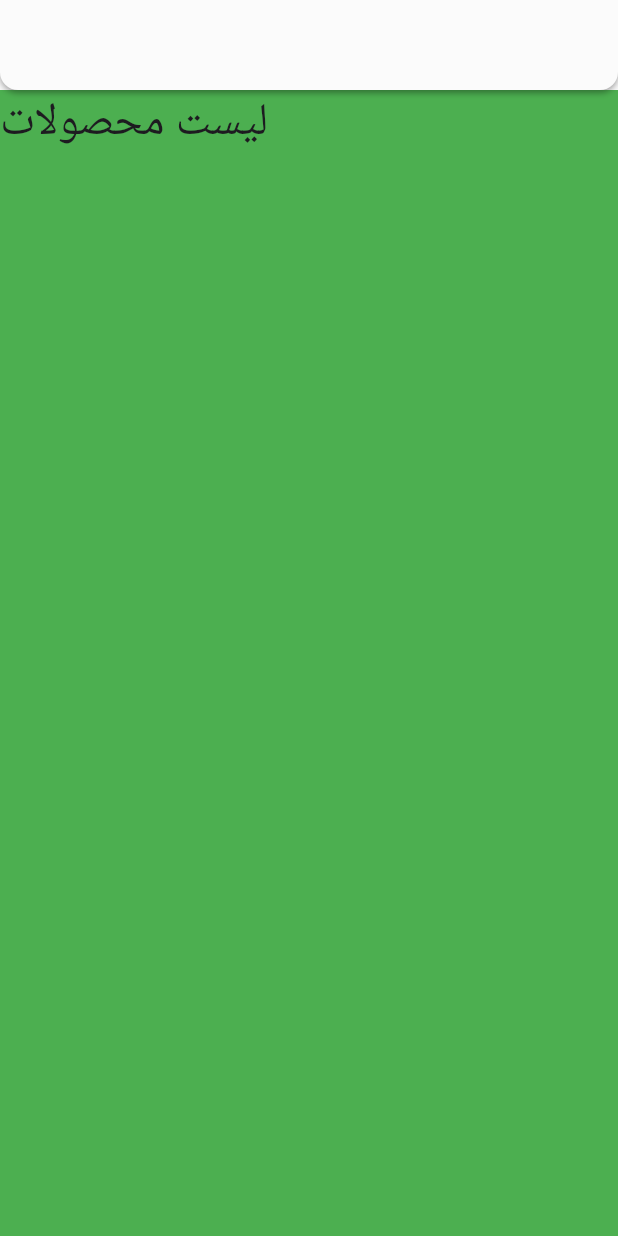
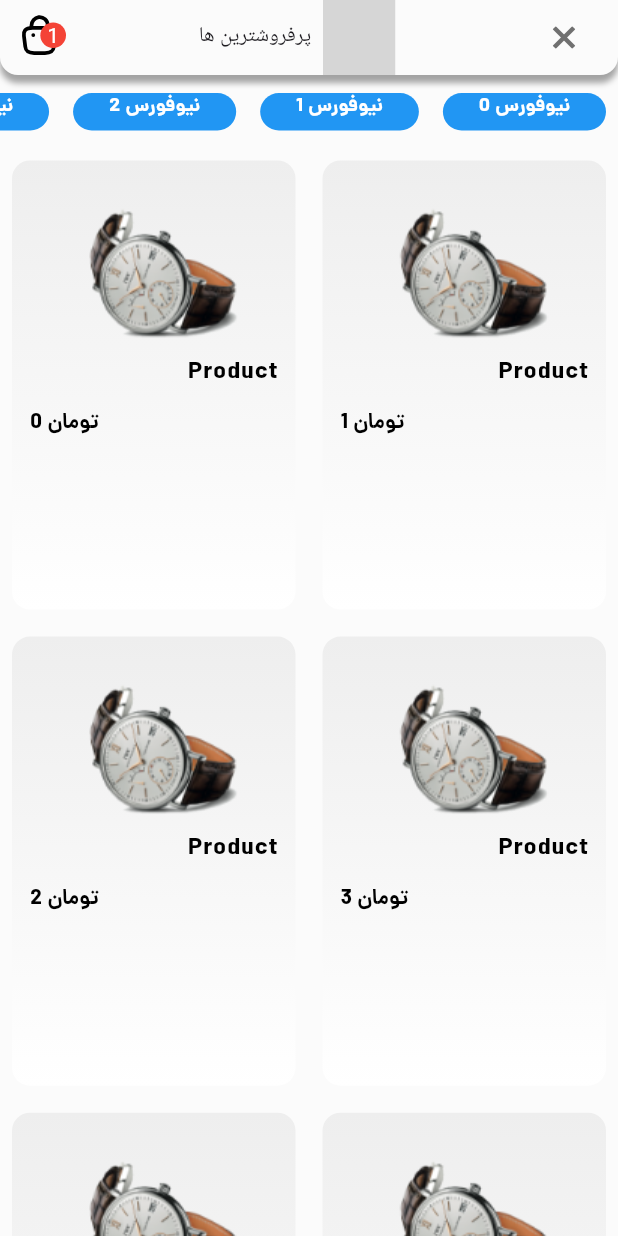
Before and after one commit to MrNIMA87/Watch_Store, a Flutter app: the screen it shows after launch, on a phone screen of 412 x 824 dp. Run offline on Flutter 3.47's test engine with Material 3 defaults, Android fonts, the phone set to English and light mode, and no system bars; our stand-ins replace carousel_slider, flutter_svg; project files that could hold a hidden picture were left out; grey boxes are pictures that could not be loaded.

Commit message:
product list screen2

```diff
--- a/lib/components/text_style.dart
+++ b/lib/components/text_style.dart
@@ -9,6 +9,11 @@ class LightAppTextStyle {
     fontFamily: FontFamily.dana,
     fontSize: 14,
     color: LightAppColors.title,
+  );
+  static const TextStyle tagTitle = TextStyle(
+    fontFamily: FontFamily.dana,
+    fontSize: 13,
+    color: Colors.white,
   );
   static const TextStyle productTitle = TextStyle(
     fontFamily: FontFamily.dana,
--- a/lib/gen/assets.gen.dart
+++ b/lib/gen/assets.gen.dart
@@ -61,11 +61,11 @@ class $AssetsImagesSvgGen {
   /// File path: assets/images/svg/back.svg
   String get back => 'assets/images/svg/back.svg';
 
-  /// File path: assets/images/svg/basket.svg
-  String get basket => 'assets/images/svg/basket.svg';
-
   /// File path: assets/images/svg/cancelled.svg
   String get cancelled => 'assets/images/svg/cancelled.svg';
+
+  /// File path: assets/images/svg/cart.svg
+  String get cart => 'assets/images/svg/cart.svg';
 
   /// File path: assets/images/svg/clasic.svg
   String get clasic => 'assets/images/svg/clasic.svg';
@@ -128,8 +128,8 @@ class $AssetsImagesSvgGen {
   List<String> get values => [
         avatar,
         back,
-        basket,
         cancelled,
+        cart,
         clasic,
         close,
         delete,
--- a/lib/main.dart
+++ b/lib/main.dart
@@ -1,12 +1,19 @@
 import 'package:flutter/material.dart';
+import 'package:flutter/services.dart';
 import 'package:flutter_svg/flutter_svg.dart';
 import 'package:watch_store/components/theme.dart';
 import 'package:watch_store/route/names.dart';
 import 'package:watch_store/route/route.dart';
 import 'package:watch_store/screens/product_list_screen.dart';
 
-
 void main() {
+  SystemChrome.setSystemUIOverlayStyle(const SystemUiOverlayStyle(
+    statusBarBrightness: Brightness.light,
+    statusBarColor: Colors.white,
+    statusBarIconBrightness: Brightness.dark,
+    systemNavigationBarIconBrightness: Brightness.dark,
+    systemNavigationBarColor: Colors.white,
+  ));
   runApp(const MyApp());
 }
 
@@ -23,7 +30,7 @@ class MyApp extends StatelessWidget {
       // home:  GetOtpScreen(),
       initialRoute: ScreenNames.root,
       // routes: routes,
-    home: ProductListScreen(),
+      home: const ProductListScreen(),
     );
   }
 }
--- a/lib/screens/mainScreens/main_screen.dart
+++ b/lib/screens/mainScreens/main_screen.dart
@@ -107,7 +107,7 @@ class _MainScreenState extends State<MainScreen> {
                     ),
                     //basket
                     BtmNavItem(
-                      iconSvgPath: Assets.images.svg.basket,
+                      iconSvgPath: Assets.images.svg.cart,
                       text: 'سبد خرید',
                       isActive: selectedIndex == BtmNavScreenIndex.basket,
                       onTap: () =>
--- a/lib/screens/product_list_screen.dart
+++ b/lib/screens/product_list_screen.dart
@@ -1,10 +1,12 @@
-import 'package:flutter/cupertino.dart';
 import 'package:flutter/material.dart';
-import 'package:flutter_svg/flutter_svg.dart';
+import 'package:flutter_svg/svg.dart';
 import 'package:watch_store/components/extension.dart';
-import 'package:watch_store/gen/assets.gen.dart';
+import 'package:watch_store/components/text_style.dart';
 import 'package:watch_store/resource/colors.dart';
 import 'package:watch_store/resource/dimens.dart';
+import 'package:watch_store/widgets/product_item.dart';
+
+import '../gen/assets.gen.dart';
 
 class ProductListScreen extends StatelessWidget {
   const ProductListScreen({super.key});
@@ -17,13 +19,12 @@ class ProductListScreen extends StatelessWidget {
           child: Row(
             mainAxisAlignment: MainAxisAlignment.spaceBetween,
             children: [
-              AppDimens.small.width,
-              const Icon(CupertinoIcons.cart),
+              const CartBadge(
+                count: 1,
+              ),
               Row(
                 children: [
-                  const Text(
-                    'پر فروش ترین ها',
-                  ),
+                  const Text("پرفروشترین ها"),
                   AppDimens.small.width,
                   SvgPicture.asset(Assets.images.svg.sort),
                 ],
@@ -32,18 +33,11 @@ class ProductListScreen extends StatelessWidget {
                 onPressed: () {},
                 icon: SvgPicture.asset(Assets.images.svg.close),
               ),
-              AppDimens.small.width,
             ],
           ),
         ),
-        body: Container(
-          color: Colors.green,
-          height: double.infinity,
-          width: double.infinity,
-          child: const Text(
-            "لیست محصولات",
-            style: TextStyle(fontSize: 30),
-          ),
+        body: const Column(
+          children: [TagList(), ProductGridView()],
         ),
       ),
     );
@@ -52,7 +46,6 @@ class ProductListScreen extends StatelessWidget {
 
 class CustomAppBar extends StatelessWidget implements PreferredSize {
   const CustomAppBar({super.key, required this.child});
-
   @override
   final Widget child;
   @override
@@ -60,22 +53,118 @@ class CustomAppBar extends StatelessWidget implements PreferredSize {
     return PreferredSize(
       preferredSize: preferredSize,
       child: Container(
+        padding: const EdgeInsets.symmetric(horizontal: AppDimens.medium),
         height: preferredSize.height,
         decoration: const BoxDecoration(
-            color: LightAppColors.appBar,
-            borderRadius: BorderRadius.only(
-                bottomLeft: Radius.circular(AppDimens.medium),
-                bottomRight: Radius.circular(AppDimens.medium)),
-            boxShadow: [
-              BoxShadow(
-                  color: LightAppColors.shadow,
-                  offset: Offset(0, 2),
-                  blurRadius: 3)
-            ]),
+          color: LightAppColors.appBar,
+          borderRadius: BorderRadius.only(
+            bottomLeft: Radius.circular(AppDimens.medium),
+            bottomRight: Radius.circular(AppDimens.medium),
+          ),
+          boxShadow: <BoxShadow>[
+            BoxShadow(
+              color: LightAppColors.shadow,
+              offset: Offset(0, 5),
+              blurRadius: 3,
+            ),
+          ],
+        ),
+        child: child,
       ),
     );
   }
 
   @override
-  Size get preferredSize => const Size.fromHeight(60);
+  Size get preferredSize => const Size.fromHeight(50);
 }
+
+//
+class CartBadge extends StatelessWidget {
+  const CartBadge({super.key, this.count = 0});
+  final count;
+  @override
+  Widget build(BuildContext context) {
+    return Stack(
+      children: [
+        const SizedBox(width: 32, height: 32),
+        SvgPicture.asset(
+          Assets.images.svg.cart,
+          colorFilter: const ColorFilter.mode(Colors.black, BlendMode.srcIn),
+        ),
+        Visibility(
+          visible: count == 0 ? false : true,
+          child: Positioned(
+            top: 0,
+            right: 0,
+            child: Container(
+              padding: const EdgeInsets.all(4.5),
+              decoration: const BoxDecoration(
+                color: Colors.red,
+                shape: BoxShape.circle,
+              ),
+              child: Text(
+                '$count',
+                style: const TextStyle(color: Colors.white),
+              ),
+            ),
+          ),
+        ),
+      ],
+    );
+  }
+}
+
+//Tag List
+class TagList extends StatelessWidget {
+  const TagList({super.key});
+
+  @override
+  Widget build(BuildContext context) {
+    return Padding(
+      padding: const EdgeInsets.symmetric(vertical: AppDimens.medium),
+      child: SizedBox(
+        width: double.maxFinite,
+        height: 25,
+        child: ListView.builder(
+          reverse: true,
+          itemCount: 6,
+          scrollDirection: Axis.horizontal,
+          itemBuilder: (context, index) {
+            return Container(
+              margin: const EdgeInsets.symmetric(horizontal: AppDimens.small),
+              padding: const EdgeInsets.symmetric(horizontal: AppDimens.large),
+              decoration: const BoxDecoration(
+                  borderRadius:
+                      BorderRadius.all(Radius.circular(AppDimens.large)),
+                  color: Colors.blue),
+              child: Text(
+                '$index نیوفورس',
+                style: LightAppTextStyle.tagTitle,
+              ),
+            );
+          },
+        ),
+      ),
+    );
+  }
+}
+
+class ProductGridView extends StatelessWidget {
+  const ProductGridView({super.key});
+
+  @override
+  Widget build(BuildContext context) {
+    return Expanded(
+      child: GridView.builder(
+        gridDelegate: const SliverGridDelegateWithFixedCrossAxisCount(
+          crossAxisCount: 2,
+          crossAxisSpacing: 2,
+          mainAxisSpacing: 2,
+          childAspectRatio: 0.65
+        ),
+        itemBuilder: (context, index) =>
+            ProductItem(productName: 'Product', price: index + 000,),
+      ),
+    );
+  }
+}
--- a/lib/widgets/product_item.dart
+++ b/lib/widgets/product_item.dart
@@ -89,9 +89,12 @@ class ProductItem extends StatelessWidget {
             ),
           ),
           AppDimens.medium.height,
-          Text(
-            timer.toString(),
-            style: LightAppTextStyle.productTimer,
+          Visibility(
+            visible:  timer > 0? true : false,
+            child: Text(
+              timer.toString(),
+              style: LightAppTextStyle.productTimer,
+            ),
           )
         ],
       ),
```
Also changed, not shown: assets/images/svg/cart.svg (renamed from assets/images/svg/basket.svg).
